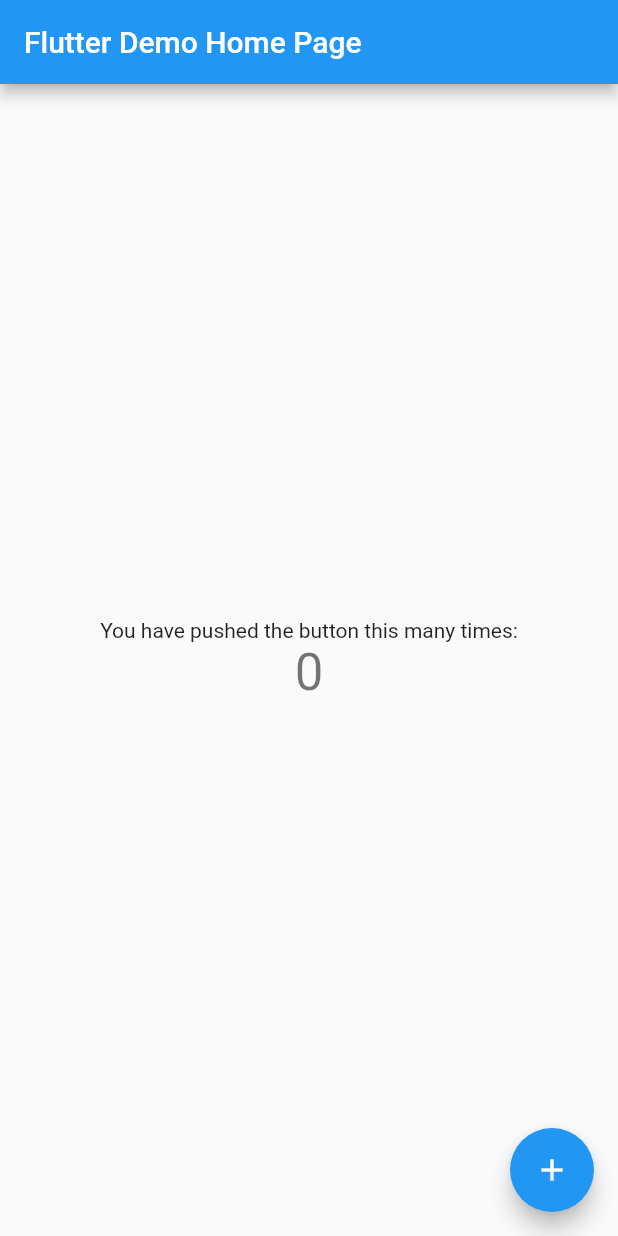
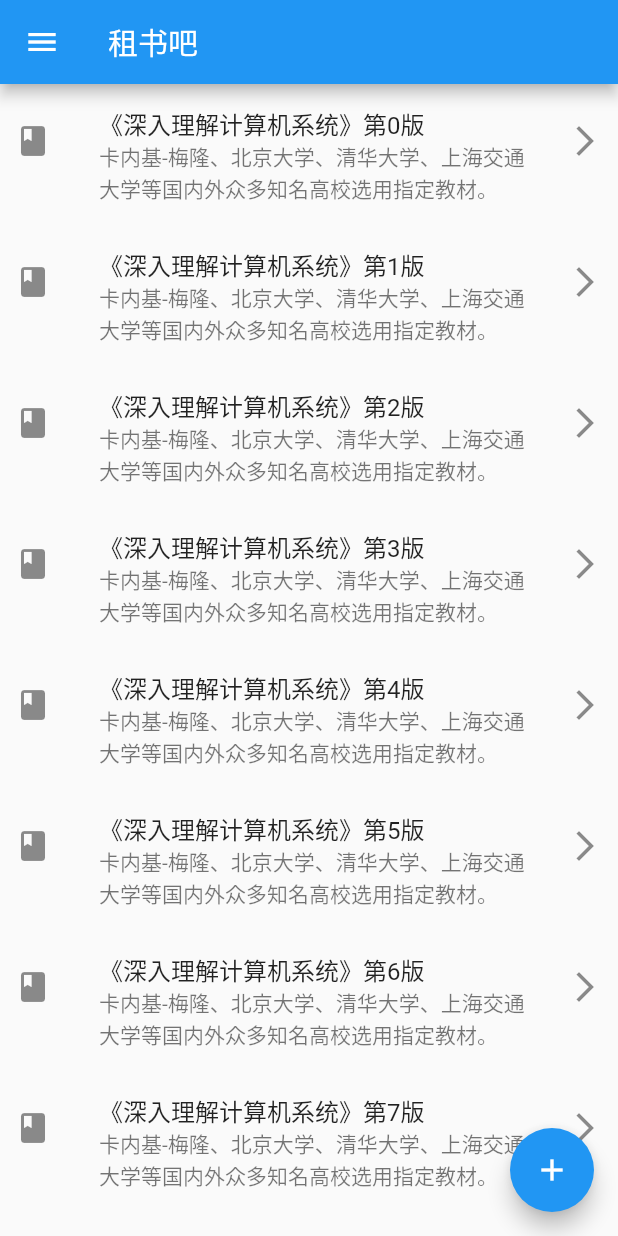
Before and after one commit to forbidden-game/hello_books, a Flutter app: the screen it shows after launch, on a phone screen of 412 x 824 dp. Run offline on Flutter 3.47's test engine with Material 2 defaults, Android fonts, the phone set to English and light mode, and no system bars.

Commit message:
调整工程结构，首页添加抽屉控件和测试列表

```diff
--- a/lib/main.dart
+++ b/lib/main.dart
@@ -1,111 +1,18 @@
 import 'package:flutter/material.dart';
+
+import 'pages/home_page.dart';
 
 void main() => runApp(MyApp());
 
 class MyApp extends StatelessWidget {
-  // This widget is the root of your application.
   @override
   Widget build(BuildContext context) {
     return MaterialApp(
-      title: 'Flutter Demo',
+      title: '租书吧',
       theme: ThemeData(
-        // This is the theme of your application.
-        //
-        // Try running your application with "flutter run". You'll see the
-        // application has a blue toolbar. Then, without quitting the app, try
-        // changing the primarySwatch below to Colors.green and then invoke
-        // "hot reload" (press "r" in the console where you ran "flutter run",
-        // or simply save your changes to "hot reload" in a Flutter IDE).
-        // Notice that the counter didn't reset back to zero; the application
-        // is not restarted.
         primarySwatch: Colors.blue,
       ),
-      home: MyHomePage(title: 'Flutter Demo Home Page'),
+      home: HomePage(title: "租书吧"),
     );
   }
 }
-
-class MyHomePage extends StatefulWidget {
-  MyHomePage({Key key, this.title}) : super(key: key);
-
-  // This widget is the home page of your application. It is stateful, meaning
-  // that it has a State object (defined below) that contains fields that affect
-  // how it looks.
-
-  // This class is the configuration for the state. It holds the values (in this
-  // case the title) provided by the parent (in this case the App widget) and
-  // used by the build method of the State. Fields in a Widget subclass are
-  // always marked "final".
-
-  final String title;
-
-  @override
-  _MyHomePageState createState() => _MyHomePageState();
-}
-
-class _MyHomePageState extends State<MyHomePage> {
-  int _counter = 0;
-
-  void _incrementCounter() {
-    setState(() {
-      // This call to setState tells the Flutter framework that something has
-      // changed in this State, which causes it to rerun the build method below
-      // so that the display can reflect the updated values. If we changed
-      // _counter without calling setState(), then the build method would not be
-      // called again, and so nothing would appear to happen.
-      _counter++;
-    });
-  }
-
-  @override
-  Widget build(BuildContext context) {
-    // This method is rerun every time setState is called, for instance as done
-    // by the _incrementCounter method above.
-    //
-    // The Flutter framework has been optimized to make rerunning build methods
-    // fast, so that you can just rebuild anything that needs updating rather
-    // than having to individually change instances of widgets.
-    return Scaffold(
-      appBar: AppBar(
-        // Here we take the value from the MyHomePage object that was created by
-        // the App.build method, and use it to set our appbar title.
-        title: Text(widget.title),
-      ),
-      body: Center(
-        // Center is a layout widget. It takes a single child and positions it
-        // in the middle of the parent.
-        child: Column(
-          // Column is also a layout widget. It takes a list of children and
-          // arranges them vertically. By default, it sizes itself to fit its
-          // children horizontally, and tries to be as tall as its parent.
-          //
-          // Invoke "debug painting" (press "p" in the console, choose the
-          // "Toggle Debug Paint" action from the Flutter Inspector in Android
-          // Studio, or the "Toggle Debug Paint" command in Visual Studio Code)
-          // to see the wireframe for each widget.
-          //
-          // Column has various properties to control how it sizes itself and
-          // how it positions its children. Here we use mainAxisAlignment to
-          // center the children vertically; the main axis here is the vertical
-          // axis because Columns are vertical (the cross axis would be
-          // horizontal).
-          mainAxisAlignment: MainAxisAlignment.center,
-          children: <Widget>[
-            Text(
-              'You have pushed the button this many times:',
-            ),
-            Text(
-              '$_counter',
-              style: Theme.of(context).textTheme.display1,
-            ),
-          ],
-        ),
-      ),
-      floatingActionButton: FloatingActionButton(
-        onPressed: _incrementCounter,
-        tooltip: 'Increment',
-        child: Icon(Icons.add),
-      ), // This trailing comma makes auto-formatting nicer for build methods.
-    );
-  }
-}
--- /dev/null
+++ b/lib/pages/home_page.dart
@@ -0,0 +1,70 @@
+import 'package:flutter/material.dart';
+
+/// 首页
+class HomePage extends StatefulWidget {
+  HomePage({Key key, this.title}) : super(key: key);
+  final String title;
+
+  @override
+  _HomePageState createState() => _HomePageState();
+}
+
+class _HomePageState extends State<HomePage> {
+  void _launchPublishPage() {
+    // TODO 跳转到发布新的出租信息
+  }
+
+  @override
+  Widget build(BuildContext context) {
+    return Scaffold(
+      appBar: AppBar(
+        title: Text(widget.title),
+      ),
+      // 抽屉控件 Drawer: https://api.flutter.dev/flutter/material/Drawer-class.html
+      drawer: Drawer(
+        child: ListView(
+          padding: EdgeInsets.zero,
+          children: const <Widget>[
+            DrawerHeader(
+              decoration: BoxDecoration(
+                color: Colors.blue,
+              ),
+              child: Text(
+                '用户名',
+                style: TextStyle(
+                  color: Colors.white,
+                  fontSize: 24,
+                ),
+              ),
+            ),
+            ListTile(
+              leading: Icon(Icons.list),
+              title: Text('订单'),
+            ),
+            ListTile(
+              leading: Icon(Icons.settings),
+              title: Text('设置'),
+            ),
+          ],
+        ),
+      ),
+      body: ListView.builder(
+        itemCount: 30,
+        itemBuilder: (context, index) {
+          return ListTile(
+            leading: Icon(Icons.book),
+            title: Text("《深入理解计算机系统》第$index版"),
+            subtitle: Text("卡内基-梅隆、北京大学、清华大学、上海交通大学等国内外众多知名高校选用指定教材。"),
+            trailing: Icon(Icons.arrow_forward_ios),
+            contentPadding: EdgeInsets.all(10),
+          );
+        },
+      ),
+      floatingActionButton: FloatingActionButton(
+        onPressed: _launchPublishPage,
+        tooltip: '发布',
+        child: Icon(Icons.add),
+      ), // This trailing comma makes auto-formatting nicer for build methods.
+    );
+  }
+}
```
